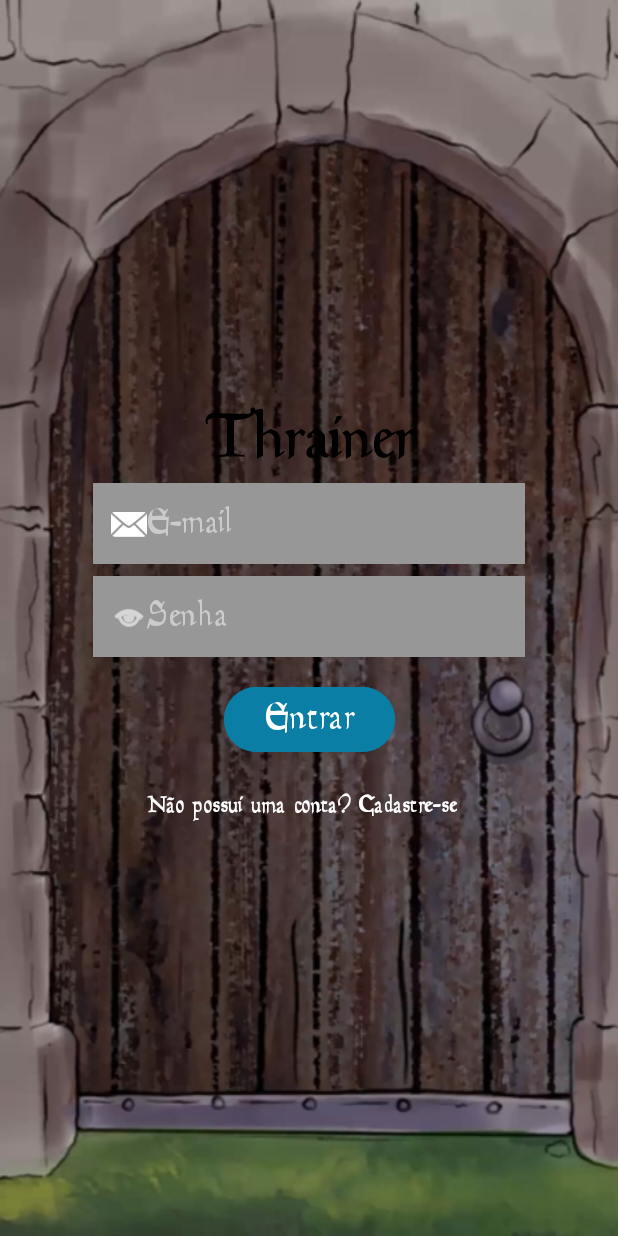
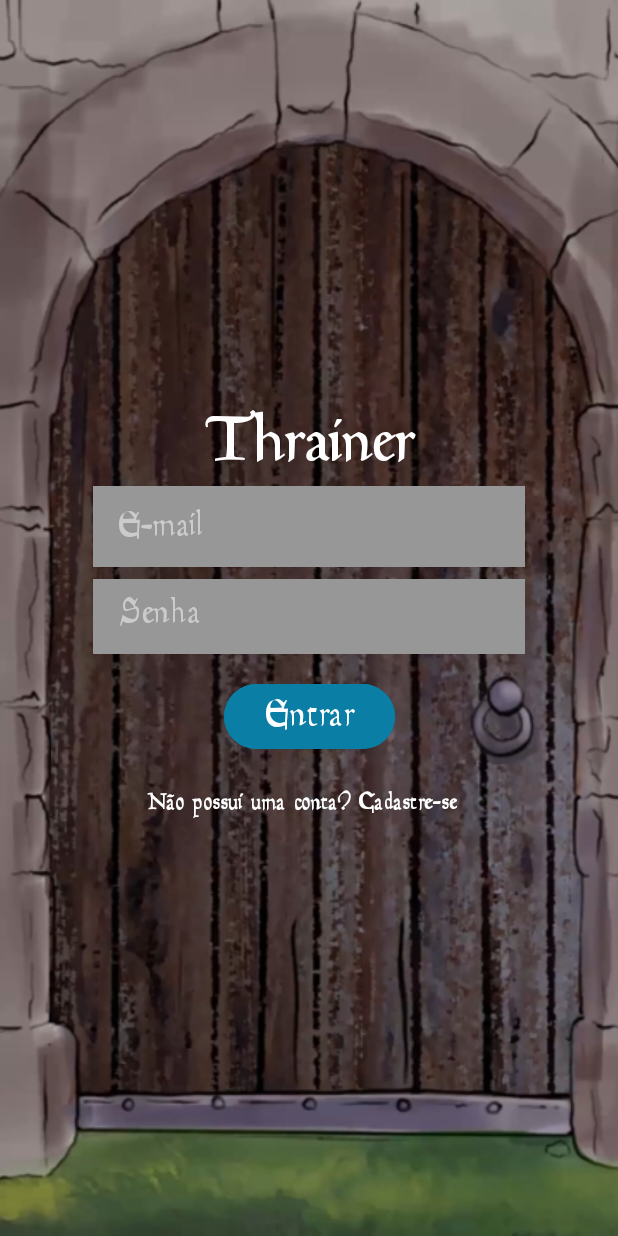
Before and after one commit to g-Barsani/thrainer-frontend, an Android app: the LoginActivity screen opened directly, with no data from a screen before it, on a phone screen of 412 x 824 dp. Run offline under Robolectric (Android 15) with nearby library versions, the phone set to English and light mode, and no system bars.

Commit message:
feat: Remove LoginScreen input icons

```diff
--- a/Thrainer/app/src/main/res/layout/activity_login.xml
+++ b/Thrainer/app/src/main/res/layout/activity_login.xml
@@ -44,12 +44,13 @@
                 android:text="Thrainer"
                 android:fontFamily="@font/goudymediaeval"
                 android:textSize="45sp"
-                android:textColor="#000"
+                android:textColor="@android:color/white"
                 android:textStyle=""
                 android:gravity="center"
                 android:shadowDx="0"
                 android:shadowDy="2"
                 android:shadowRadius="4"
+                android:elevation="60dp"
                 android:layout_marginBottom="24dp"
                 app:layout_constraintTop_toTopOf="parent"
                 app:layout_constraintStart_toStartOf="parent"
@@ -66,32 +67,22 @@
                 app:layout_constraintStart_toStartOf="parent"
                 app:layout_constraintEnd_toEndOf="parent">
 
-                <ImageView
-                    android:id="@+id/emailIcon"
-                    android:layout_width="24dp"
-                    android:layout_height="24dp"
-                    android:layout_marginEnd="8dp"
-                    android:src="@android:drawable/ic_dialog_email"
-                    app:tint="#FFF"
-                    app:layout_constraintStart_toStartOf="parent"
-                    app:layout_constraintTop_toTopOf="parent"
-                    app:layout_constraintBottom_toBottomOf="parent"/>
-
                 <EditText
                     android:id="@+id/emailEditText"
-                    android:layout_width="0dp"
-                    android:layout_height="wrap_content"
+                    android:layout_width="199dp"
+                    android:layout_height="30dp"
+                    android:layout_marginEnd="60dp"
                     android:background="@android:color/transparent"
+                    android:fontFamily="@font/goudymediaeval"
                     android:hint="E-mail"
                     android:inputType="textEmailAddress"
                     android:textColor="#FFFFFF"
-                    android:fontFamily="@font/goudymediaeval"
+                    android:textColorHint="#80FFFFFF"
                     android:textSize="24sp"
-                    android:textColorHint="#80FFFFFF"
-                    app:layout_constraintStart_toEndOf="@id/emailIcon"
+                    app:layout_constraintBottom_toBottomOf="parent"
                     app:layout_constraintEnd_toEndOf="parent"
                     app:layout_constraintTop_toTopOf="parent"
-                    app:layout_constraintBottom_toBottomOf="parent"/>
+                    app:layout_constraintVertical_bias="0.0" />
             </androidx.constraintlayout.widget.ConstraintLayout>
 
             <androidx.constraintlayout.widget.ConstraintLayout
@@ -106,32 +97,22 @@
                 app:layout_constraintStart_toStartOf="parent"
                 app:layout_constraintTop_toBottomOf="@id/emailContainer">
 
-                <ImageView
-                    android:id="@+id/passwordIcon"
-                    android:layout_width="24dp"
-                    android:layout_height="24dp"
-                    android:layout_marginEnd="8dp"
-                    android:src="@android:drawable/ic_menu_view"
-                    app:layout_constraintBottom_toBottomOf="parent"
-                    app:layout_constraintStart_toStartOf="parent"
-                    app:layout_constraintTop_toTopOf="parent"
-                    app:tint="#FFF" />
-
                 <EditText
                     android:id="@+id/passwordEditText"
-                    android:layout_width="0dp"
-                    android:layout_height="wrap_content"
+                    android:layout_width="178dp"
+                    android:layout_height="26dp"
+                    android:layout_marginEnd="56dp"
                     android:background="@android:color/transparent"
+                    android:fontFamily="@font/goudymediaeval"
                     android:hint="Senha"
                     android:inputType="textPassword"
-                    android:fontFamily="@font/goudymediaeval"
-                    android:textSize="24dp"
                     android:textColor="#FFF"
                     android:textColorHint="#80FFFFFF"
+                    android:textSize="24dp"
                     app:layout_constraintBottom_toBottomOf="parent"
                     app:layout_constraintEnd_toStartOf="@id/showPassword"
-                    app:layout_constraintStart_toEndOf="@id/passwordIcon"
-                    app:layout_constraintTop_toTopOf="parent" />
+                    app:layout_constraintTop_toTopOf="parent"
+                    app:layout_constraintVertical_bias="1.0" />
 
                 <ImageButton
                     android:id="@+id/showPassword"
```
